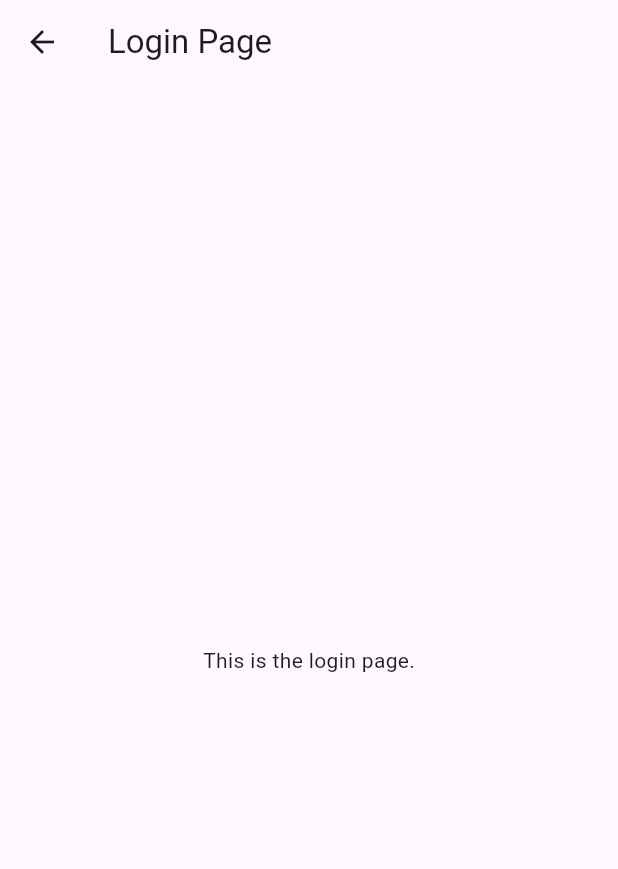
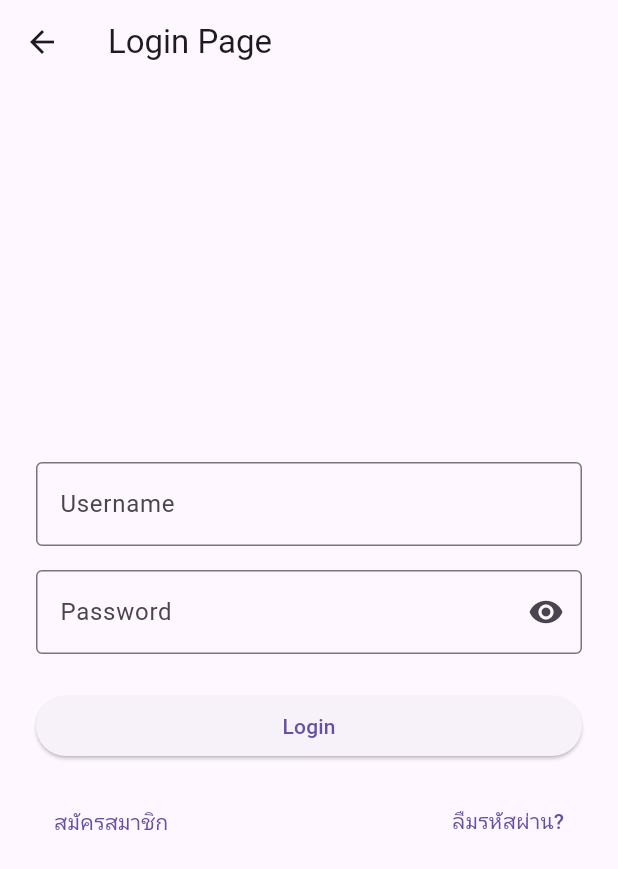
Before and after one commit to Non2412/Flutter_app_SimpleTodoListTeamwork, a Flutter app: the LoingPage screen opened directly, on a phone screen of 412 x 824 dp. Shown: the top 869 px of the screen. Run offline on Flutter 3.47's test engine with Material 3 defaults, Android fonts, the phone set to English and light mode, and no system bars.

Commit message:
login commit

```diff
--- a/lib/loing.dart
+++ b/lib/loing.dart
@@ -1,4 +1,6 @@
 import 'package:flutter/material.dart';
+import 'register.dart';
+import 'forgot_password.dart';
 
 class LoingPage extends StatefulWidget {
   const LoingPage({super.key});
@@ -8,14 +10,128 @@ class LoingPage extends StatefulWidget {
 }
 
 class _LoingPageState extends State<LoingPage> {
+  final TextEditingController _usernameController = TextEditingController();
+  final TextEditingController _passwordController = TextEditingController();
+  final _formKey = GlobalKey<FormState>();
+  bool _obscurePassword = true;
+  String? _errorMessage;
+
+  void _login() {
+    setState(() {
+      _errorMessage = null;
+    });
+    if (_formKey.currentState!.validate()) {
+      // Replace this with your authentication logic
+      if (_usernameController.text == 'admin' &&
+          _passwordController.text == '1234') {
+        ScaffoldMessenger.of(
+          context,
+        ).showSnackBar(const SnackBar(content: Text('Login successful!')));
+      } else {
+        setState(() {
+          _errorMessage = 'Invalid username or password';
+        });
+      }
+    }
+  }
+
   @override
   Widget build(BuildContext context) {
     return Scaffold(
-      appBar: AppBar(
-        title: const Text('Login Page'),
-      ),
-      body: const Center(
-        child: Text('This is the login page.'),
+      appBar: AppBar(title: const Text('Login Page')),
+      body: Center(
+        child: SingleChildScrollView(
+          padding: const EdgeInsets.all(24.0),
+          child: Form(
+            key: _formKey,
+            child: Column(
+              mainAxisSize: MainAxisSize.min,
+              children: [
+                TextFormField(
+                  controller: _usernameController,
+                  decoration: const InputDecoration(
+                    labelText: 'Username',
+                    border: OutlineInputBorder(),
+                  ),
+                  validator: (value) {
+                    if (value == null || value.isEmpty) {
+                      return 'Please enter your username';
+                    }
+                    return null;
+                  },
+                ),
+                const SizedBox(height: 16),
+                TextFormField(
+                  controller: _passwordController,
+                  obscureText: _obscurePassword,
+                  decoration: InputDecoration(
+                    labelText: 'Password',
+                    border: const OutlineInputBorder(),
+                    suffixIcon: IconButton(
+                      icon: Icon(
+                        _obscurePassword
+                            ? Icons.visibility
+                            : Icons.visibility_off,
+                      ),
+                      onPressed: () {
+                        setState(() {
+                          _obscurePassword = !_obscurePassword;
+                        });
+                      },
+                    ),
+                  ),
+                  validator: (value) {
+                    if (value == null || value.isEmpty) {
+                      return 'Please enter your password';
+                    }
+                    return null;
+                  },
+                ),
+                const SizedBox(height: 24),
+                SizedBox(
+                  width: double.infinity,
+                  child: ElevatedButton(
+                    onPressed: _login,
+                    child: const Text('Login'),
+                  ),
+                ),
+                if (_errorMessage != null) ...[
+                  const SizedBox(height: 16),
+                  Text(
+                    _errorMessage!,
+                    style: const TextStyle(color: Colors.red),
+                  ),
+                ],
+                const SizedBox(height: 16),
+                Row(
+                  mainAxisAlignment: MainAxisAlignment.spaceBetween,
+                  children: [
+                    TextButton(
+                      onPressed: () {
+                        Navigator.of(context).push(
+                          MaterialPageRoute(
+                            builder: (context) => const RegisterPage(),
+                          ),
+                        );
+                      },
+                      child: const Text('สมัครสมาชิก'),
+                    ),
+                    TextButton(
+                      onPressed: () {
+                        Navigator.of(context).push(
+                          MaterialPageRoute(
+                            builder: (context) => const ForgotPasswordPage(),
+                          ),
+                        );
+                      },
+                      child: const Text('ลืมรหัสผ่าน?'),
+                    ),
+                  ],
+                ),
+              ],
+            ),
+          ),
+        ),
       ),
     );
   }
```
Also changed, not shown: lib/forgot_password.dart (added, +72 -0 lines), lib/main.dart (+16 -18 lines), lib/register.dart (added, +134 -0 lines).
